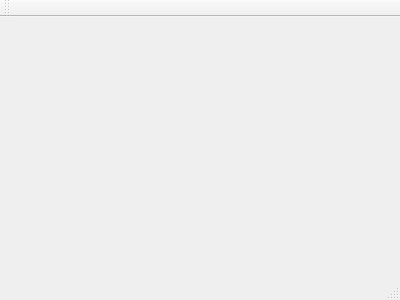
First picture: the form in mainwindow.ui, repository FlorianEagox/React-Machine, before the edit.
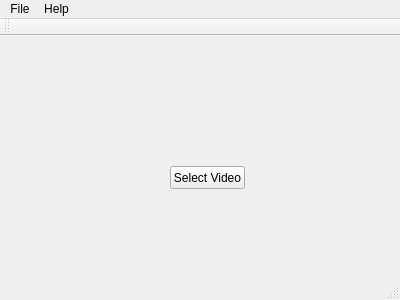
Second picture: the form after the edit.

Commit message: Created a button to select a video to play in the window

What changed in the file:
```diff
--- a/mainwindow.ui
+++ b/mainwindow.ui
@@ -12,13 +12,54 @@
   <property name="windowTitle" >
    <string>MainWindow</string>
   </property>
-  <widget class="QMenuBar" name="menuBar" />
-  <widget class="QToolBar" name="mainToolBar" />
-  <widget class="QWidget" name="centralWidget" />
-  <widget class="QStatusBar" name="statusBar" />
+  <widget class="QWidget" name="centralWidget">
+   <widget class="QPushButton" name="btnSelectVideo">
+    <property name="geometry">
+     <rect>
+      <x>170</x>
+      <y>130</y>
+      <width>75</width>
+      <height>23</height>
+     </rect>
+    </property>
+    <property name="text">
+     <string>Select Video</string>
+    </property>
+   </widget>
+  </widget>
+  <widget class="QMenuBar" name="menuBar">
+   <property name="geometry">
+    <rect>
+     <x>0</x>
+     <y>0</y>
+     <width>400</width>
+     <height>21</height>
+    </rect>
+   </property>
+   <widget class="QMenu" name="menuReactMachine">
+    <property name="title">
+     <string>File</string>
+    </property>
+   </widget>
+   <widget class="QMenu" name="menuHelp">
+    <property name="title">
+     <string>Help</string>
+    </property>
+   </widget>
+   <addaction name="menuReactMachine"/>
+   <addaction name="menuHelp"/>
+  </widget>
+  <widget class="QToolBar" name="mainToolBar">
+   <attribute name="toolBarArea">
+    <enum>TopToolBarArea</enum>
+   </attribute>
+   <attribute name="toolBarBreak">
+    <bool>false</bool>
+   </attribute>
+  </widget>
+  <widget class="QStatusBar" name="statusBar"/>
  </widget>
- <layoutDefault spacing="6" margin="11" />
- <pixmapfunction></pixmapfunction>
+ <layoutdefault spacing="6" margin="11"/>
  <resources/>
  <connections/>
 </ui>
```
Left out of the diff: 7 changed lines with no effect on the pictures. The commit also changes 6 other files.
